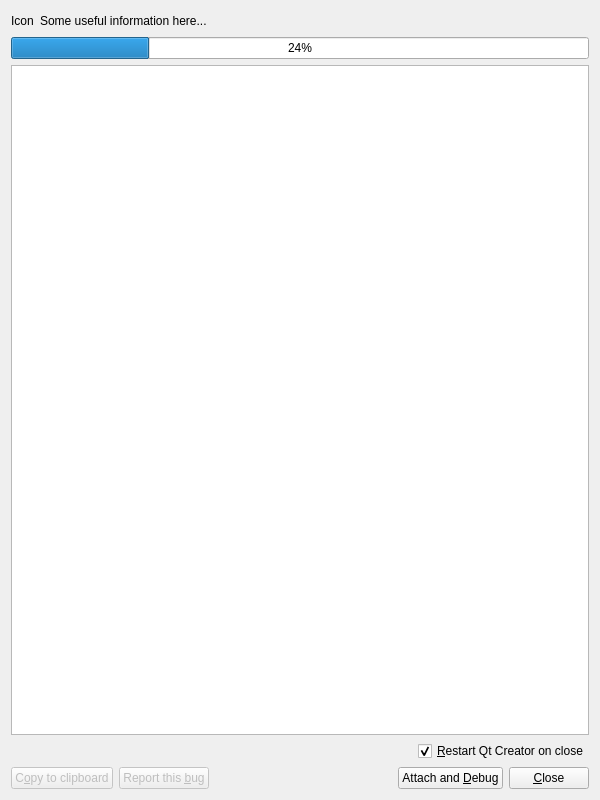
This is src/tools/crashhandler/crashhandlerdialog.ui in 519984307/QtES as Qt 5 draws it before an edit. The edited form follows.
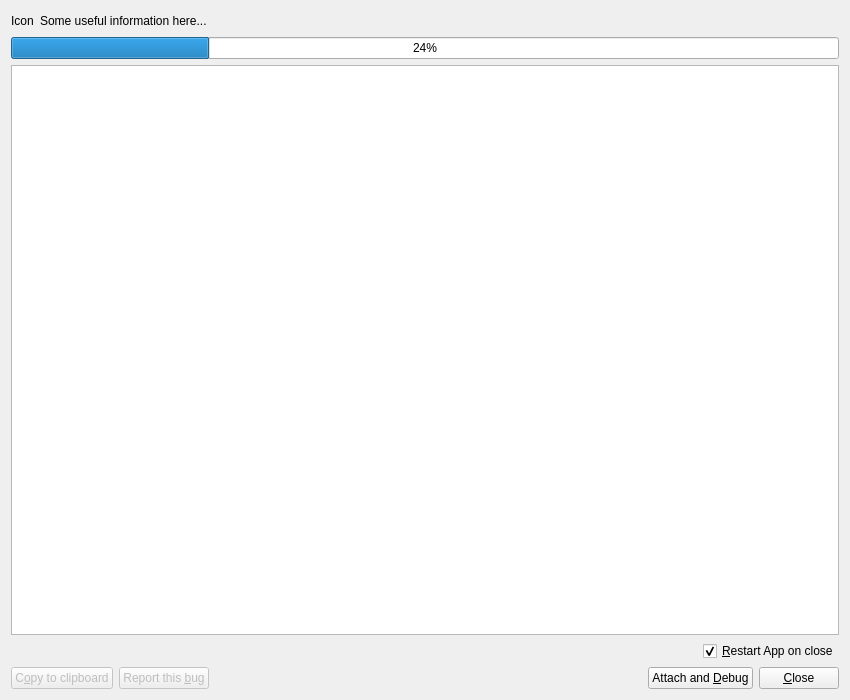
This is the edited form.

```diff
--- a/src/tools/crashhandler/crashhandlerdialog.ui
+++ b/src/tools/crashhandler/crashhandlerdialog.ui
@@ -6,8 +6,8 @@
    <rect>
     <x>0</x>
     <y>0</y>
-    <width>600</width>
-    <height>800</height>
+    <width>850</width>
+    <height>700</height>
    </rect>
   </property>
   <property name="minimumSize">
@@ -70,7 +70,7 @@
    <item alignment="Qt::AlignRight">
     <widget class="QCheckBox" name="restartAppCheckBox">
      <property name="text">
-      <string>&amp;Restart Qt Creator on close</string>
+      <string>&amp;Restart App on close</string>
      </property>
      <property name="checked">
       <bool>true</bool>
```
